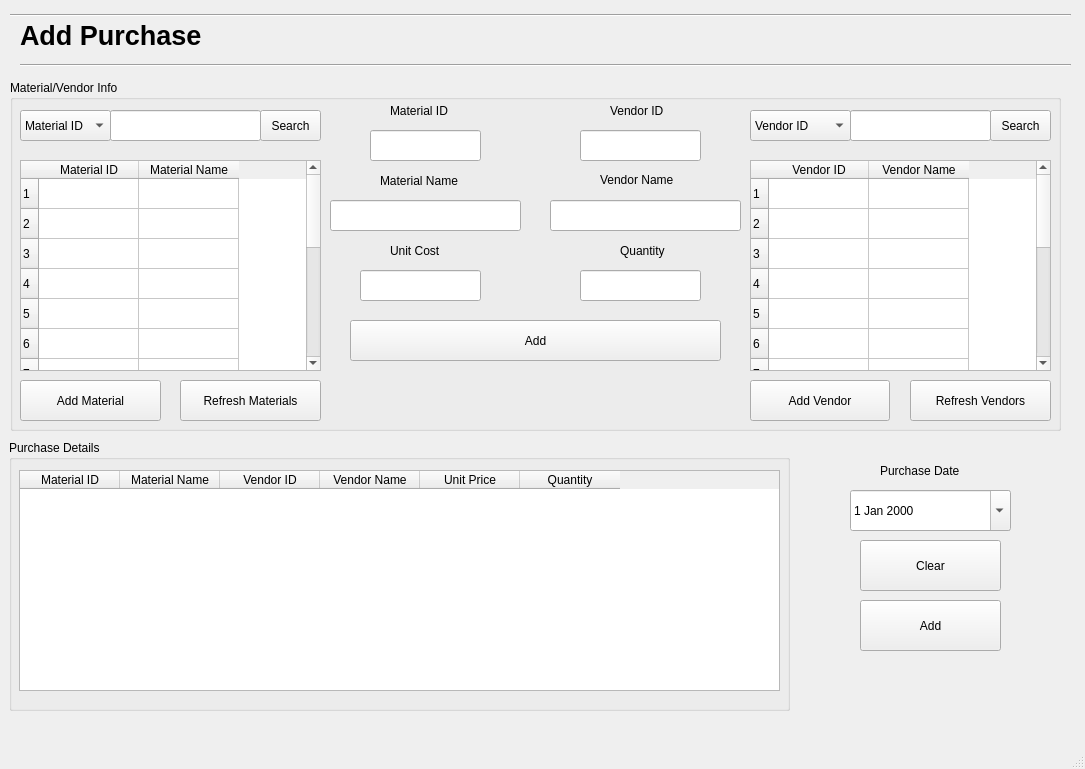
Old version of the form Screens/AddPurchase.ui in the repository basil-ali-khan/Inventory-Management-System.
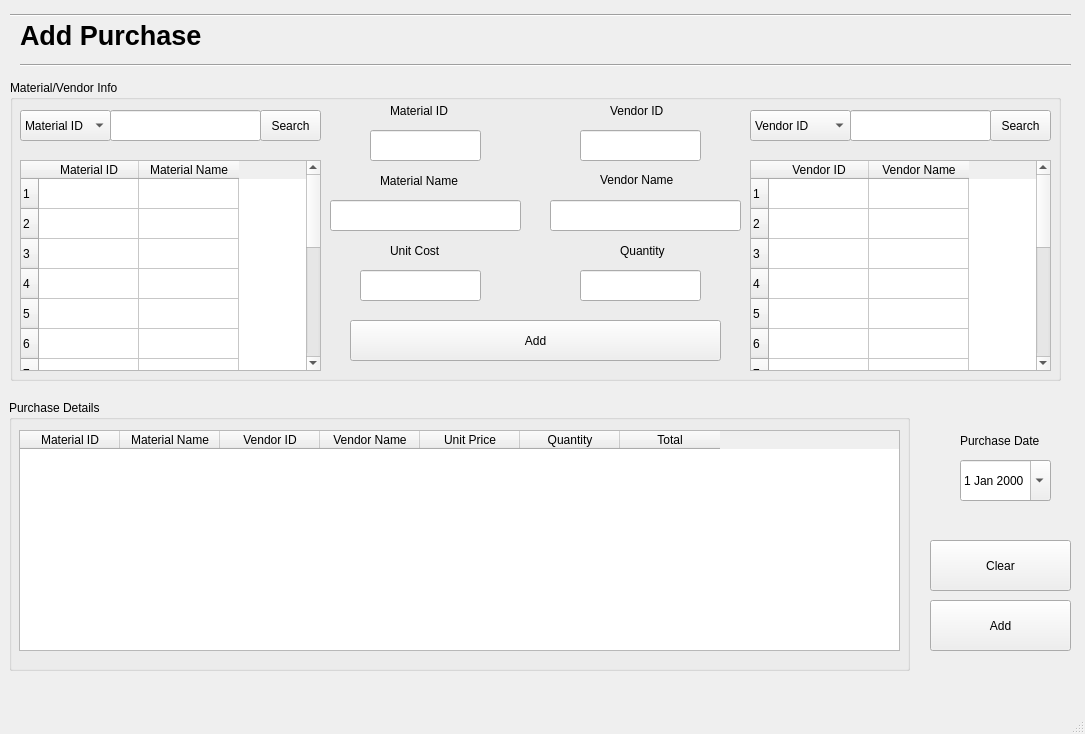
New version of the form.

Patch:
```diff
--- a/Screens/AddPurchase.ui
+++ b/Screens/AddPurchase.ui
@@ -7,7 +7,7 @@
     <x>0</x>
     <y>0</y>
     <width>1085</width>
-    <height>769</height>
+    <height>734</height>
    </rect>
   </property>
   <property name="windowTitle">
@@ -57,9 +57,9 @@
    <widget class="QDateEdit" name="PurchaseDate">
     <property name="geometry">
      <rect>
-      <x>850</x>
-      <y>490</y>
-      <width>161</width>
+      <x>960</x>
+      <y>460</y>
+      <width>91</width>
       <height>41</height>
      </rect>
     </property>
@@ -70,7 +70,7 @@
    <widget class="QPushButton" name="AddPurchase">
     <property name="geometry">
      <rect>
-      <x>860</x>
+      <x>930</x>
       <y>600</y>
       <width>141</width>
       <height>51</height>
@@ -86,7 +86,7 @@
       <x>10</x>
       <y>80</y>
       <width>1051</width>
-      <height>351</height>
+      <height>301</height>
      </rect>
     </property>
     <property name="title">
@@ -579,64 +579,12 @@
       <string>Vendor Name</string>
      </property>
     </widget>
-    <widget class="QPushButton" name="addMaterialButton">
-     <property name="geometry">
-      <rect>
-       <x>10</x>
-       <y>300</y>
-       <width>141</width>
-       <height>41</height>
-      </rect>
-     </property>
-     <property name="text">
-      <string>Add Material</string>
-     </property>
-    </widget>
-    <widget class="QPushButton" name="addVendorButton">
-     <property name="geometry">
-      <rect>
-       <x>740</x>
-       <y>300</y>
-       <width>140</width>
-       <height>41</height>
-      </rect>
-     </property>
-     <property name="text">
-      <string>Add Vendor</string>
-     </property>
-    </widget>
-    <widget class="QPushButton" name="refreshMaterialButton">
-     <property name="geometry">
-      <rect>
-       <x>170</x>
-       <y>300</y>
-       <width>141</width>
-       <height>41</height>
-      </rect>
-     </property>
-     <property name="text">
-      <string>Refresh Materials</string>
-     </property>
-    </widget>
-    <widget class="QPushButton" name="refreshVendorButton">
-     <property name="geometry">
-      <rect>
-       <x>900</x>
-       <y>300</y>
-       <width>141</width>
-       <height>41</height>
-      </rect>
-     </property>
-     <property name="text">
-      <string>Refresh Vendors</string>
-     </property>
-    </widget>
    </widget>
    <widget class="QLabel" name="label_9">
     <property name="geometry">
      <rect>
-      <x>880</x>
-      <y>460</y>
+      <x>960</x>
+      <y>430</y>
       <width>101</width>
       <height>21</height>
      </rect>
@@ -648,7 +596,7 @@
    <widget class="QPushButton" name="ClearPurchase">
     <property name="geometry">
      <rect>
-      <x>860</x>
+      <x>930</x>
       <y>540</y>
       <width>141</width>
       <height>51</height>
@@ -682,8 +630,8 @@
     <property name="geometry">
      <rect>
       <x>9</x>
-      <y>440</y>
-      <width>781</width>
+      <y>400</y>
+      <width>901</width>
       <height>271</height>
      </rect>
     </property>
@@ -695,7 +643,7 @@
       <rect>
        <x>10</x>
        <y>30</y>
-       <width>761</width>
+       <width>881</width>
        <height>221</height>
       </rect>
      </property>
@@ -729,6 +677,11 @@
        <string>Quantity</string>
       </property>
      </column>
+     <column>
+      <property name="text">
+       <string>Total</string>
+      </property>
+     </column>
     </widget>
    </widget>
   </widget>
```
Left out of the diff: 9 changed lines with no effect on the pictures.
